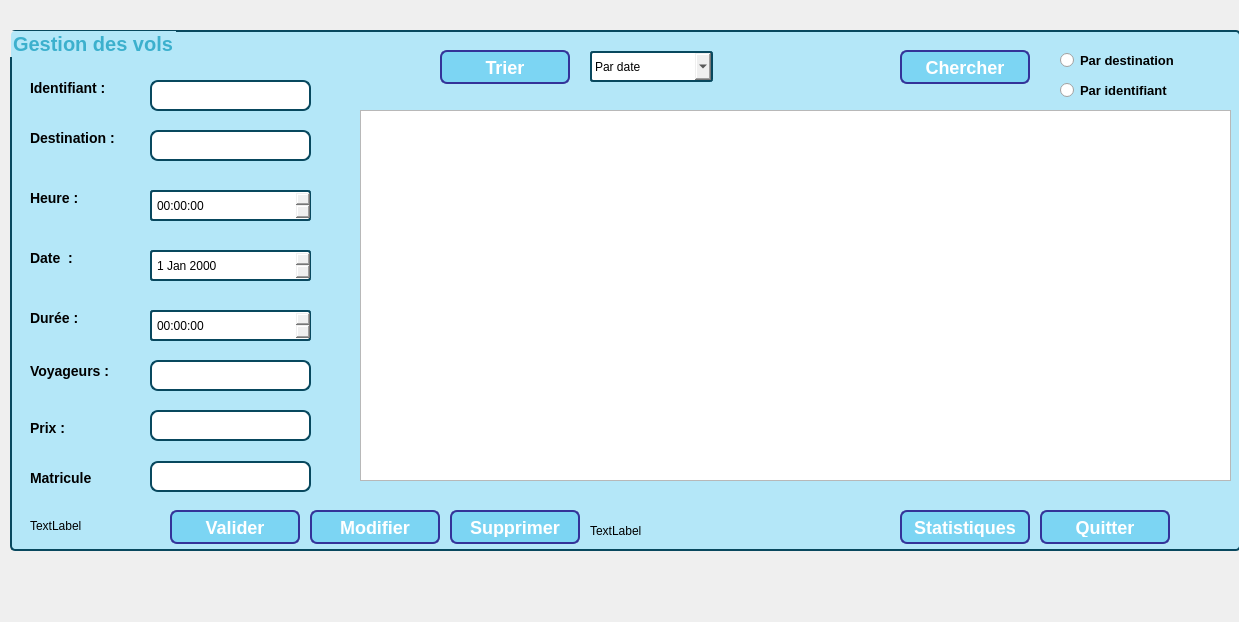
Qt form dialog.ui (chakirachaabane/Smart_Airport_2A22) before a commit.
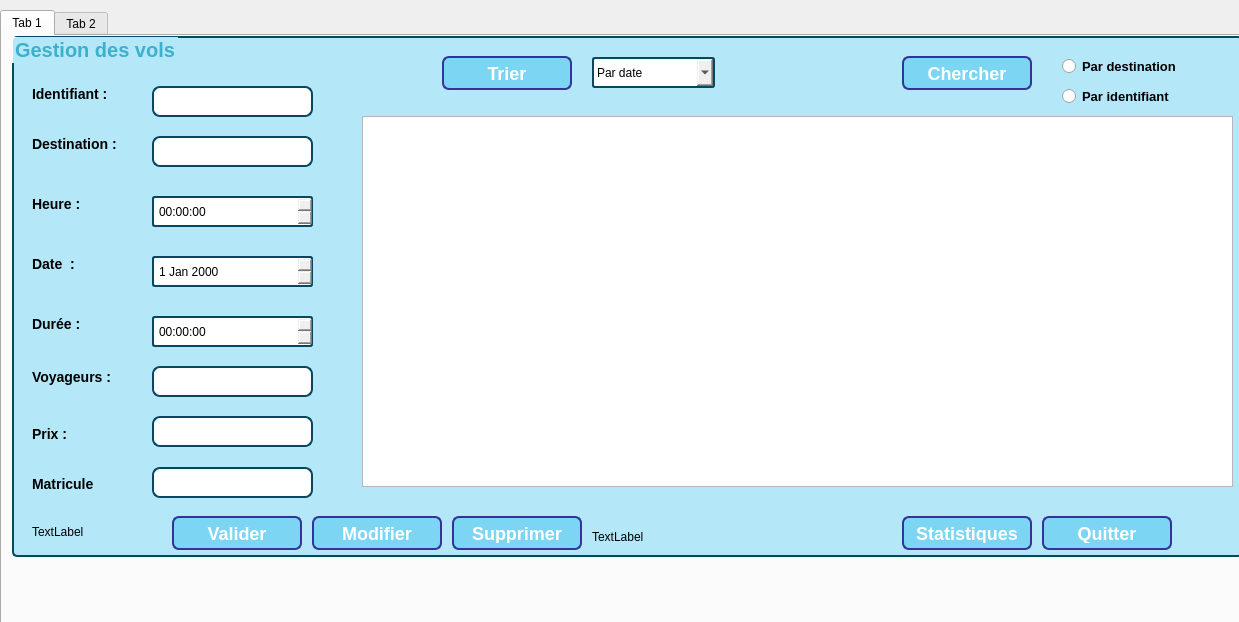
The same form after that commit.

What changed in the file:
```diff
--- a/dialog.ui
+++ b/dialog.ui
@@ -13,11 +13,27 @@
   <property name="windowTitle">
    <string>Dialog</string>
   </property>
+  <widget class="QTabWidget" name="tabWidget">
+   <property name="geometry">
+    <rect>
+     <x>0</x>
+     <y>10</y>
+     <width>1241</width>
+     <height>621</height>
+    </rect>
+   </property>
+   <property name="currentIndex">
+    <number>0</number>
+   </property>
+   <widget class="QWidget" name="tab">
+    <attribute name="title">
+     <string>Tab 1</string>
+    </attribute>
   <widget class="QGroupBox" name="groupBox">
    <property name="geometry">
     <rect>
      <x>10</x>
-     <y>30</y>
+       <y>0</y>
      <width>1231</width>
      <height>521</height>
     </rect>
@@ -717,6 +733,13 @@
 border-radius: 8px;
 }</string>
     </property>
+     </widget>
+    </widget>
+   </widget>
+   <widget class="QWidget" name="tab_2">
+    <attribute name="title">
+     <string>Tab 2</string>
+    </attribute>
    </widget>
   </widget>
  </widget>
```
Lines whose indentation alone changed are shown as unchanged.
